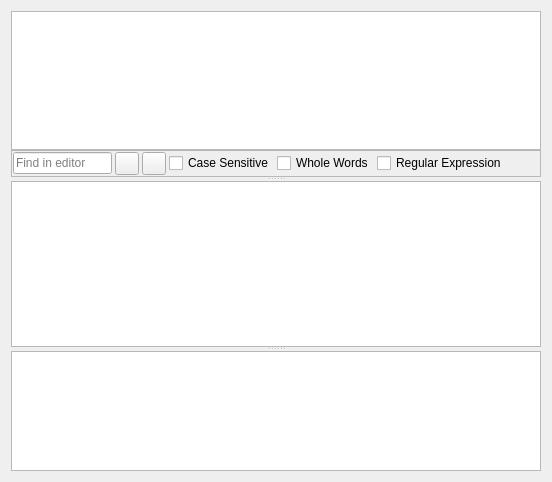
First picture: the form in src/SqlExecutionArea.ui, repository sqlitebrowser/sqlitebrowser, before the edit.
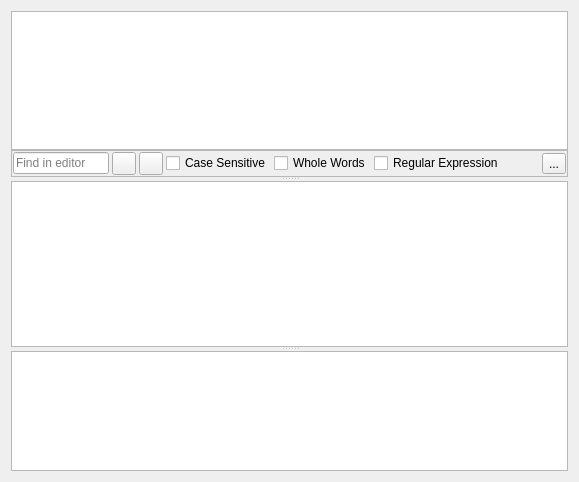
Second picture: the form after the edit. Icons and pictures are not drawn. Custom widgets are drawn as their Qt base class.

What changed in the file:
```diff
--- a/src/SqlExecutionArea.ui
+++ b/src/SqlExecutionArea.ui
@@ -6,7 +6,7 @@
    <rect>
     <x>0</x>
     <y>0</y>
-    <width>552</width>
+    <width>579</width>
     <height>482</height>
    </rect>
   </property>
@@ -77,17 +77,11 @@
             </property>
            </widget>
           </item>
-          <item row="0" column="6">
+          <item row="0" column="8">
            <spacer>
             <property name="orientation">
              <enum>Qt::Horizontal</enum>
             </property>
-            <property name="sizeHint" stdset="0">
-             <size>
-              <width>40</width>
-              <height>20</height>
-             </size>
-            </property>
            </spacer>
           </item>
           <item row="0" column="4">
@@ -156,6 +150,29 @@
             </property>
            </widget>
           </item>
+          <item row="0" column="6">
+           <spacer name="horizontalSpacer">
+            <property name="orientation">
+             <enum>Qt::Horizontal</enum>
+            </property>
+            <property name="sizeHint" stdset="0">
+             <size>
+              <width>40</width>
+              <height>20</height>
+             </size>
+            </property>
+           </spacer>
+          </item>
+          <item row="0" column="9">
+           <widget class="QToolButton" name="hideFindButton">
+            <property name="text">
+             <string notr="true">...</string>
+            </property>
+            <property name="icon">
+             <iconset theme="dialog-close"/>
+            </property>
+           </widget>
+          </item>
          </layout>
         </widget>
        </item>
```
